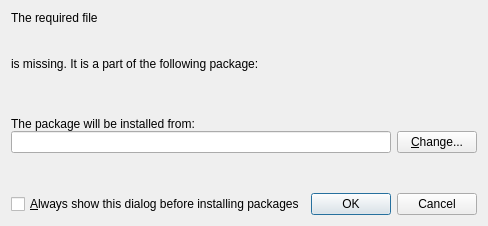
Amaterasu27/miktex, file Libraries/MiKTeX/UI/Qt/InstallPackageDialog.ui: the form before one commit.
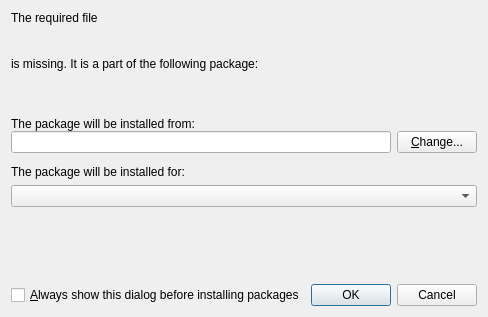
The form after the commit.

Commit message: Per-user installation directory.

```diff
--- a/Libraries/MiKTeX/UI/Qt/InstallPackageDialog.ui
+++ b/Libraries/MiKTeX/UI/Qt/InstallPackageDialog.ui
@@ -5,12 +5,12 @@
   <property name="windowModality" >
    <enum>Qt::ApplicationModal</enum>
   </property>
-  <property name="geometry" >
+  <property name="geometry">
    <rect>
     <x>0</x>
     <y>0</y>
-    <width>450</width>
-    <height>226</height>
+    <width>451</width>
+    <height>317</height>
    </rect>
   </property>
   <property name="sizePolicy" >
@@ -70,8 +70,8 @@
     </layout>
    </item>
    <item>
-    <widget class="QLabel" name="label_3" >
-     <property name="text" >
+    <widget class="QLabel" name="label">
+     <property name="text">
       <string>is missing. It is a part of the following package:</string>
      </property>
     </widget>
@@ -166,8 +166,8 @@
       <number>0</number>
      </property>
      <item>
-      <widget class="QLabel" name="label_8" >
-       <property name="text" >
+      <widget class="QLabel" name="label">
+       <property name="text">
         <string>The package will be installed from:</string>
        </property>
        <property name="buddy" >
@@ -232,6 +232,39 @@
      </item>
     </layout>
    </item>
+   <item>
+    <spacer name="spacer">
+     <property name="orientation">
+      <enum>Qt::Vertical</enum>
+     </property>
+     <property name="sizeType">
+      <enum>QSizePolicy::Fixed</enum>
+     </property>
+     <property name="sizeHint" stdset="0">
+      <size>
+       <width>20</width>
+       <height>6</height>
+      </size>
+     </property>
+    </spacer>
+   </item>
+   <item>
+    <layout class="QVBoxLayout">
+     <item>
+      <widget class="QLabel" name="label">
+       <property name="text">
+        <string>The package will be installed for:</string>
+       </property>
+       <property name="buddy">
+        <cstring>cbInstallationDirectory</cstring>
+       </property>
+      </widget>
+     </item>
+     <item>
+      <widget class="QComboBox" name="cbInstallationDirectory"/>
+     </item>
+    </layout>
+   </item>
    <item>
     <spacer>
      <property name="orientation" >
@@ -249,18 +282,18 @@
     </spacer>
    </item>
    <item>
-    <layout class="QHBoxLayout" >
+    <layout class="QHBoxLayout">
      <item>
-      <widget class="QCheckBox" name="chkAlwaysAsk" >
-       <property name="text" >
+      <widget class="QCheckBox" name="chkAlwaysAsk">
+       <property name="text">
         <string>&amp;Always show this dialog before installing packages</string>
        </property>
       </widget>
      </item>
      <item>
-      <widget class="QDialogButtonBox" name="buttonBox" >
-       <property name="standardButtons" >
-        <set>QDialogButtonBox::Cancel|QDialogButtonBox::NoButton|QDialogButtonBox::Ok</set>
+      <widget class="QDialogButtonBox" name="buttonBox">
+       <property name="standardButtons">
+        <set>QDialogButtonBox::Cancel|QDialogButtonBox::Ok</set>
        </property>
       </widget>
      </item>
```
Left out of the diff: 141 changed lines with no effect on the pictures. The commit also changes 41 other files.
